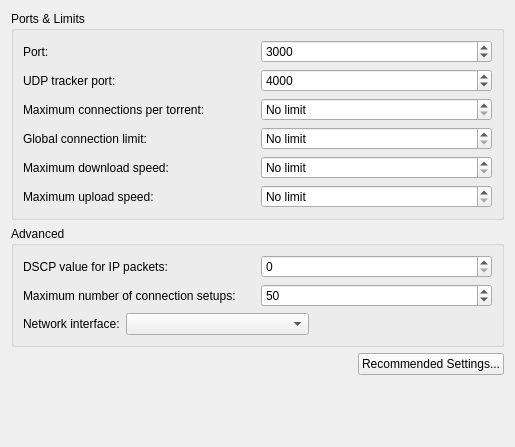
Above: ktorrent/pref/networkpref.ui from KDE/ktorrent before the change. Below: the same form after it.
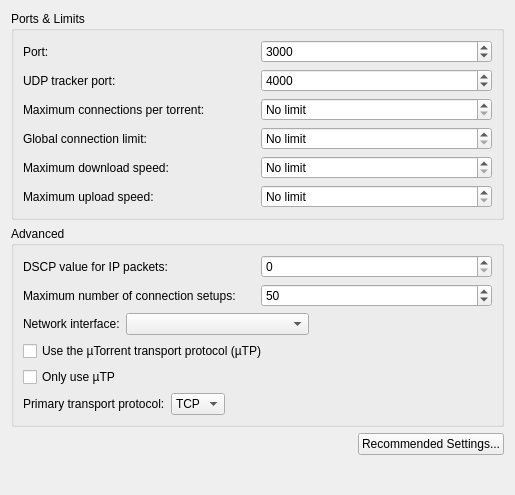
That is the form after the change.

Commit message: UTP: UTP now works between two ktorrent clients, still need to do testing with µTorrent

The edit to the form file:
```diff
--- a/ktorrent/pref/networkpref.ui
+++ b/ktorrent/pref/networkpref.ui
@@ -1,15 +1,15 @@
 <ui version="4.0" >
  <class>NetworkPref</class>
- <widget class="QWidget" name="NetworkPref" >
-  <property name="geometry" >
+ <widget class="QWidget" name="NetworkPref">
+  <property name="geometry">
    <rect>
     <x>0</x>
     <y>0</y>
     <width>501</width>
-    <height>447</height>
+    <height>495</height>
    </rect>
   </property>
-  <layout class="QVBoxLayout" name="verticalLayout" >
+  <layout class="QVBoxLayout" name="verticalLayout_2">
    <item>
     <widget class="QGroupBox" name="groupBox" >
      <property name="title" >
@@ -164,16 +164,16 @@
     </widget>
    </item>
    <item>
-    <widget class="QGroupBox" name="groupBox_2" >
-     <property name="title" >
+    <widget class="QGroupBox" name="groupBox_2">
+     <property name="title">
       <string>Advanced</string>
      </property>
-     <layout class="QVBoxLayout" >
+     <layout class="QVBoxLayout" name="verticalLayout">
       <item>
-       <layout class="QGridLayout" >
-        <item row="0" column="0" >
-         <widget class="QLabel" name="label_7" >
-          <property name="text" >
+       <layout class="QGridLayout">
+        <item row="0" column="0">
+         <widget class="QLabel" name="label_7">
+          <property name="text">
            <string>DSCP value for IP packets:</string>
           </property>
          </widget>
@@ -220,7 +220,7 @@
        </layout>
       </item>
       <item>
-       <layout class="QHBoxLayout" >
+       <layout class="QHBoxLayout">
         <item>
          <widget class="QLabel" name="label_9" >
           <property name="text" >
@@ -255,7 +255,68 @@
           <property name="sizeType" >
            <enum>QSizePolicy::Expanding</enum>
           </property>
-          <property name="sizeHint" stdset="0" >
+          <property name="sizeHint" stdset="0">
+           <size>
+            <width>40</width>
+            <height>20</height>
+           </size>
+          </property>
+         </spacer>
+        </item>
+       </layout>
+      </item>
+      <item>
+       <widget class="QCheckBox" name="kcfg_utpEnabled">
+        <property name="toolTip">
+         <string>The µTorrent transport protocol runs over UDP and is optimized to not interfere with other traffic, while still using up all unused bandwidth.</string>
+        </property>
+        <property name="text">
+         <string>Use the µTorrent transport protocol (µTP)</string>
+        </property>
+       </widget>
+      </item>
+      <item>
+       <widget class="QCheckBox" name="kcfg_onlyUseUtp">
+        <property name="toolTip">
+         <string>Don't use TCP for bittorrent connections, only use the µTP protocol. This can lead to slower speeds, seeing that not all bittorrent clients support µTP.</string>
+        </property>
+        <property name="text">
+         <string>Only use µTP</string>
+        </property>
+       </widget>
+      </item>
+      <item>
+       <layout class="QHBoxLayout" name="horizontalLayout_2">
+        <item>
+         <widget class="QLabel" name="label_10">
+          <property name="text">
+           <string>Primary transport protocol:</string>
+          </property>
+         </widget>
+        </item>
+        <item>
+         <widget class="QComboBox" name="kcfg_primaryTransportProtocol">
+          <property name="toolTip">
+           <string>The primary transport protocol to use, when attempting to setup a connection with a peer, this protocol is chosen first.</string>
+          </property>
+          <item>
+           <property name="text">
+            <string>TCP</string>
+           </property>
+          </item>
+          <item>
+           <property name="text">
+            <string>µTP</string>
+           </property>
+          </item>
+         </widget>
+        </item>
+        <item>
+         <spacer name="horizontalSpacer_2">
+          <property name="orientation">
+           <enum>Qt::Horizontal</enum>
+          </property>
+          <property name="sizeHint" stdset="0">
            <size>
             <width>40</width>
             <height>20</height>
@@ -269,7 +330,7 @@
     </widget>
    </item>
    <item>
-    <layout class="QHBoxLayout" name="horizontalLayout" >
+    <layout class="QHBoxLayout" name="horizontalLayout">
      <item>
       <spacer name="horizontalSpacer" >
        <property name="orientation" >
```
Left out of the diff: 222 changed lines with no effect on the pictures. The commit also changes 94 other files.
